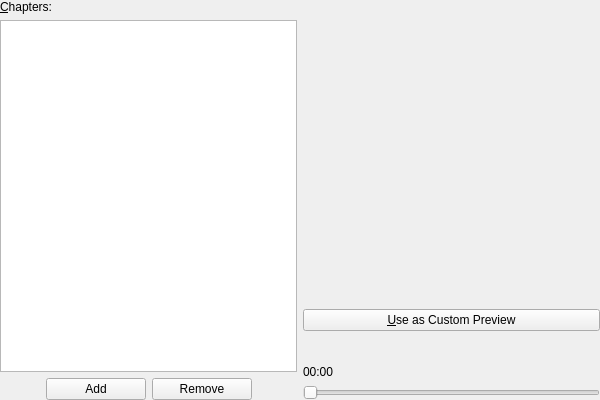
google-code-export/kmediafactory, file plugins/video/chapters.ui: the form before one commit.
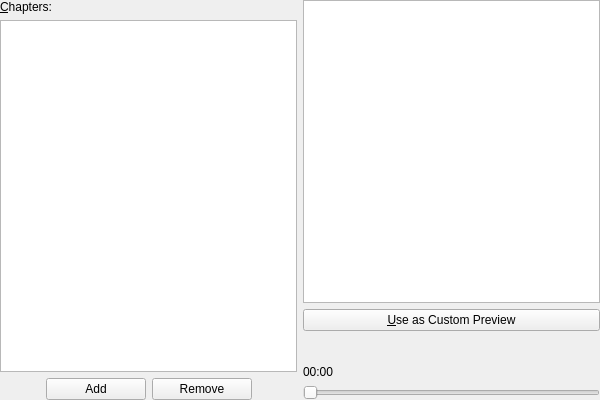
The form after the commit. Custom widgets are drawn as their Qt base class.

Diff of the .ui file:
```diff
--- a/plugins/video/chapters.ui
+++ b/plugins/video/chapters.ui
@@ -22,8 +22,14 @@
    <property name="margin" >
     <number>0</number>
    </property>
-   <property name="spacing" >
-    <number>6</number>
+   <property name="topMargin" >
+    <number>0</number>
+   </property>
+   <property name="rightMargin" >
+    <number>0</number>
+   </property>
+   <property name="bottomMargin" >
+    <number>0</number>
    </property>
    <item>
     <layout class="QVBoxLayout" >
@@ -158,11 +164,9 @@
       <number>6</number>
      </property>
      <item>
-      <widget class="KMFImageView" native="1" name="video" >
+      <widget class="KMFImageView" name="video" >
        <property name="sizePolicy" >
-        <sizepolicy>
-         <hsizetype>7</hsizetype>
-         <vsizetype>7</vsizetype>
+        <sizepolicy vsizetype="Expanding" hsizetype="Expanding" >
          <horstretch>0</horstretch>
          <verstretch>0</verstretch>
         </sizepolicy>
@@ -313,7 +317,7 @@
  <customwidgets>
   <customwidget>
    <class>KMFImageView</class>
-   <extends>QWidget</extends>
+   <extends>QGraphicsView</extends>
    <header>kmfimageview.h</header>
    <container>1</container>
   </customwidget>
```
Left out of the diff: 81 changed lines with no effect on the pictures.
